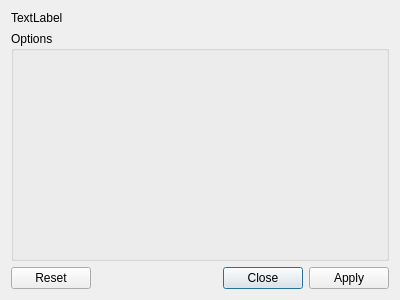
Above: dialogs/workerplugin.ui from veusz/veusz before the change. Below: the same form after it.
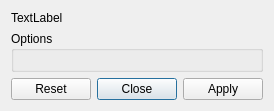
That is the form after the change.

What changed in the file:
```diff
--- a/dialogs/workerplugin.ui
+++ b/dialogs/workerplugin.ui
@@ -2,14 +2,6 @@
 <ui version="4.0">
  <class>WorkerPluginDialog</class>
  <widget class="QDialog" name="WorkerPluginDialog">
-  <property name="geometry">
-   <rect>
-    <x>0</x>
-    <y>0</y>
-    <width>400</width>
-    <height>300</height>
-   </rect>
-  </property>
   <property name="windowTitle">
    <string>Dialog</string>
   </property>
```
